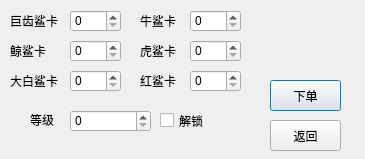
This is frmGameAccountService.ui in luoxiandu/LXDInjector as Qt 5 draws it before an edit. The edited form follows.
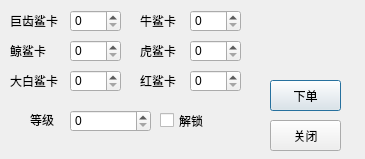
This is the edited form.

The edit to the form file:
```diff
--- a/frmGameAccountService.ui
+++ b/frmGameAccountService.ui
@@ -270,7 +270,7 @@
     </rect>
    </property>
    <property name="text">
-    <string>返回</string>
+    <string>关闭</string>
    </property>
   </widget>
   <widget class="QLabel" name="lbTotal">
```
